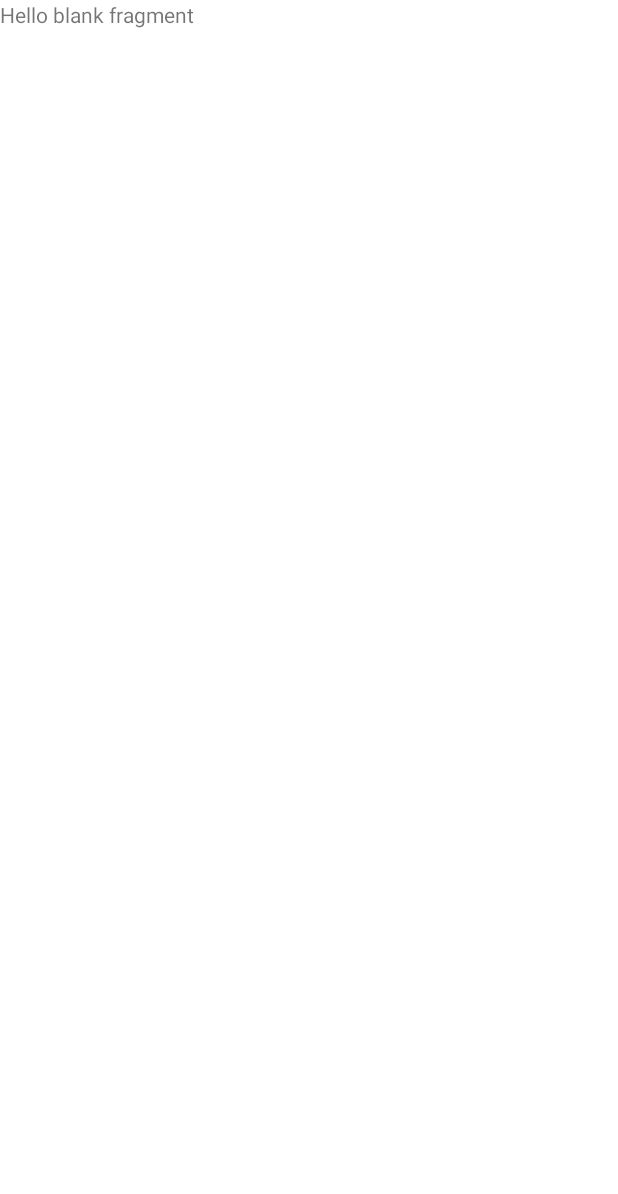
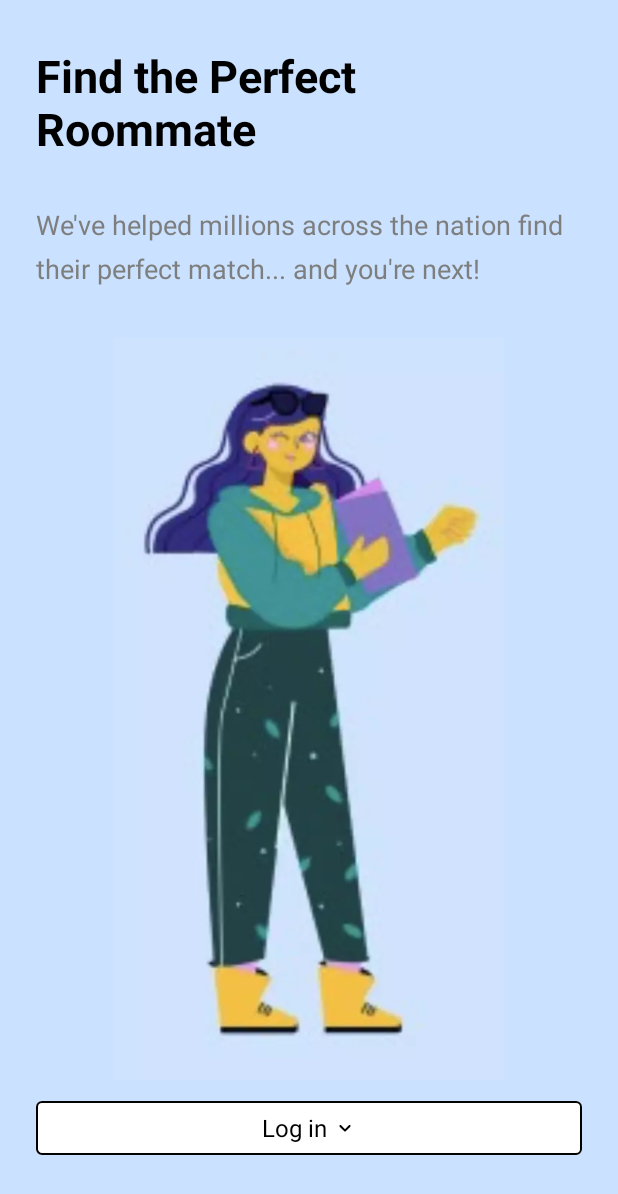
Before and after one commit to michelep2000/Traveling, an Android app: the OnboardingThreeFragment screen opened through its navigation route, on a phone screen of 412 x 824 dp. Before the commit the part shown is almost empty. Shown: the top 1194 px of the screen. Run offline under Robolectric (Android 15) with nearby library versions, the phone set to English and light mode, and no system bars.

Commit message:
onboarding three UI done

```diff
--- a/app/src/main/res/layout/onboarding_three_fragment.xml
+++ b/app/src/main/res/layout/onboarding_three_fragment.xml
@@ -1,14 +1,85 @@
 <?xml version="1.0" encoding="utf-8"?>
-<FrameLayout xmlns:android="http://schemas.android.com/apk/res/android"
+
+<androidx.constraintlayout.widget.ConstraintLayout
+    xmlns:android="http://schemas.android.com/apk/res/android"
+    xmlns:app="http://schemas.android.com/apk/res-auto"
     xmlns:tools="http://schemas.android.com/tools"
     android:layout_width="match_parent"
     android:layout_height="match_parent"
+    android:background="#cae2ff"
     tools:context=".onboarding.OnboardingThreeFragment">
 
-    <!-- TODO: Update blank fragment layout -->
-    <TextView
+
+    <com.google.android.material.textview.MaterialTextView
+        android:id="@+id/onboardingThreeTitle"
+        android:layout_width="0dp"
+        android:layout_height="wrap_content"
+        android:layout_marginHorizontal="@dimen/margin_horizontal_main"
+        android:text="Find the Perfect Roommate"
+        android:textAlignment="gravity"
+        android:textColor="#000000"
+        android:textSize="30sp"
+        android:textStyle="bold"
+        app:layout_constraintBottom_toBottomOf="parent"
+        app:layout_constraintEnd_toEndOf="parent"
+        app:layout_constraintStart_toStartOf="parent"
+        app:layout_constraintTop_toTopOf="parent"
+        app:layout_constraintVertical_bias="0.04000002" />
+
+    <com.google.android.material.textview.MaterialTextView
+        android:id="@+id/onboardingThreeDescription"
+        android:layout_width="0dp"
+        android:layout_height="wrap_content"
+        android:layout_marginHorizontal="@dimen/margin_horizontal_main"
+        android:lineSpacingExtra="8sp"
+        android:text="We've helped millions across the nation find their perfect match... and you're next!"
+        android:textColor="#7E7E7E"
+        android:textSize="18sp"
+        android:visibility="visible"
+        app:layout_constraintBottom_toBottomOf="parent"
+        app:layout_constraintEnd_toEndOf="parent"
+        app:layout_constraintStart_toStartOf="parent"
+        app:layout_constraintTop_toBottomOf="@+id/onboardingThreeTitle"
+        app:layout_constraintVertical_bias="0.047" />
+
+    <com.google.android.material.imageview.ShapeableImageView
+        android:id="@+id/onboardingThreeImg"
         android:layout_width="match_parent"
-        android:layout_height="match_parent"
-        android:text="@string/hello_blank_fragment" />
+        android:layout_height="0dp"
+        android:layout_marginHorizontal="@dimen/margin_horizontal_main"
+        android:layout_marginBottom="24dp"
+        android:src="@drawable/onboarding_three"
+        app:layout_constraintBottom_toBottomOf="parent"
+        app:layout_constraintEnd_toEndOf="parent"
+        app:layout_constraintHeight_percent="0.6"
+        app:layout_constraintStart_toStartOf="parent"
+        app:layout_constraintTop_toBottomOf="@+id/onboardingThreeDescription"
+        app:layout_constraintVertical_bias="0.3" />
 
-</FrameLayout>
+
+    <com.google.android.material.button.MaterialButton
+        android:id="@+id/skipBtn"
+        style="@style/Widget.MaterialComponents.Button.OutlinedButton"
+        android:layout_width="match_parent"
+        android:layout_height="wrap_content"
+        android:layout_marginTop="8dp"
+        android:layout_marginHorizontal="@dimen/margin_horizontal_main"
+        app:iconGravity="textEnd"
+        app:icon="@drawable/round_keyboard_arrow_down_black_24dp"
+        app:iconSize="16dp"
+        app:iconTint="@color/black"
+        android:text="Log in"
+        android:textAllCaps="false"
+        android:textAppearance="@style/Widget.MaterialComponents.TextInputLayout.OutlinedBox"
+        android:textColor="@color/black"
+        android:textSize="16sp"
+        android:textStyle="normal"
+        app:backgroundTint="@color/white"
+        app:layout_constraintEnd_toEndOf="parent"
+        app:layout_constraintStart_toStartOf="parent"
+        app:layout_constraintTop_toBottomOf="@+id/onboardingThreeImg"
+        app:strokeColor="@color/black" />
+
+
+
+</androidx.constraintlayout.widget.ConstraintLayout>
```
Also changed, not shown: app/src/main/res/drawable/onboarding_three.webp (added).
